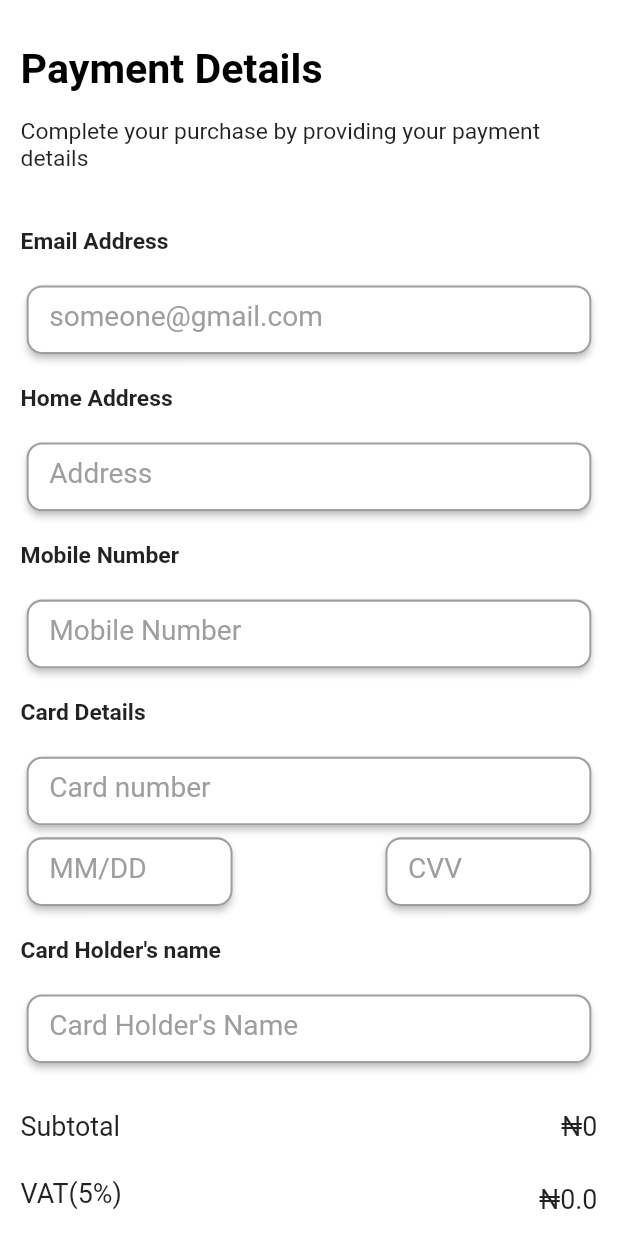
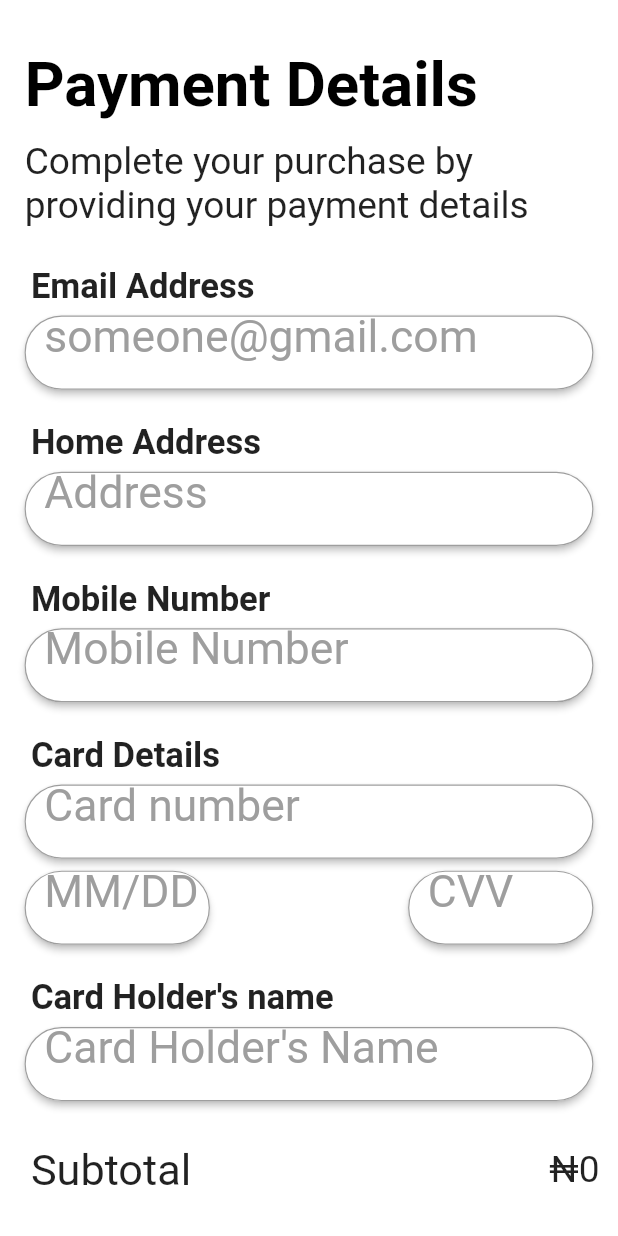
Before and after one commit to CJOzah/marty, a Flutter app: the CheckOutScreen screen opened by its route, on a phone screen of 412 x 824 dp. Run offline on Flutter 3.47's test engine with Material 2 defaults, Android fonts, the light colour scheme and no system bars; our stand-ins replace carousel_slider, font_awesome_flutter, lottie; missing offline and left inert: matrix4_transform.

Commit message:
added responsiveness and success screen

```diff
--- a/lib/checkout_screen.dart
+++ b/lib/checkout_screen.dart
@@ -1,6 +1,8 @@
 import 'package:flutter/material.dart';
 import 'package:font_awesome_flutter/font_awesome_flutter.dart';
 import 'package:provider/provider.dart';
+import 'package:shopplift/size_config.dart';
+import 'package:shopplift/transfer_success_dialogue.dart';
 
 import 'cart.dart';
 
@@ -15,6 +17,7 @@ class _CheckOutScreenState extends State<CheckOutScreen> {
 
   @override
   Widget build(BuildContext context) {
+    SizeConfig().init(context);
     double total = Provider.of<CartData>(context).getTotal() * 0.05 +
         Provider.of<CartData>(context).getTotal();
     final s = MediaQuery.of(context).size;
@@ -26,27 +29,38 @@ class _CheckOutScreenState extends State<CheckOutScreen> {
         child: SingleChildScrollView(
           child: Container(
             margin: EdgeInsets.only(
-                left: w / 30, right: w / 30, top: h / 60, bottom: h / 40),
+              left: SizeConfig.sW! * 3,
+              right: SizeConfig.sW! * 3,
+              top: SizeConfig.sH! * 1,
+              bottom: SizeConfig.sH! * 2,
+            ),
             child: Column(
               mainAxisAlignment: MainAxisAlignment.spaceEvenly,
               crossAxisAlignment: CrossAxisAlignment.start,
               children: [
                 Padding(
-                  padding: EdgeInsets.only(top: h / 50, bottom: h / 50),
+                  padding: EdgeInsets.only(
+                    left: SizeConfig.sW! * 1,
+                    top: SizeConfig.sH! * 3,
+                    bottom: SizeConfig.sW! * 3,
+                  ),
                   child: Text(
                     "Payment Details",
                     style: TextStyle(
                         color: Colors.black,
-                        fontSize: w / 15,
+                        fontSize: SizeConfig.sH! * 5,
                         fontWeight: FontWeight.bold),
                   ),
                 ),
                 Padding(
-                  padding: EdgeInsets.only(bottom: h / 40),
+                  padding: EdgeInsets.only(
+                    left: SizeConfig.sW! * 1,
+                    bottom: SizeConfig.sH! * 1,
+                  ),
                   child: Text(
                     "Complete your purchase by providing your payment details",
                     style: TextStyle(
-                      fontSize: w / 27,
+                      fontSize: SizeConfig.sH! * 3,
                     ),
                   ),
                 ),
@@ -55,7 +69,7 @@ class _CheckOutScreenState extends State<CheckOutScreen> {
                   text: "Email Address",
                 ),
                 RoundedRectTextField(
-                  height: h / 18,
+                  height: SizeConfig.sH!,
                   hintText: "someone@gmail.com",
                   withHint: true,
                   borderColor: (active) ? Colors.blue.shade900 : Colors.grey,
@@ -136,7 +150,7 @@ class _CheckOutScreenState extends State<CheckOutScreen> {
                     RoundedRectTextField(
                       height: h / 18,
                       hintText: "MM/DD",
-                      width: w / 3,
+                      width: SizeConfig.sW! * 30,
                       withHint: true,
                       borderColor:
                           (active) ? Colors.blue.shade900 : Colors.grey,
@@ -154,7 +168,7 @@ class _CheckOutScreenState extends State<CheckOutScreen> {
                     RoundedRectTextField(
                       height: h / 18,
                       hintText: "CVV",
-                      width: w / 3,
+                      width: SizeConfig.sW! * 30,
                       withHint: true,
                       borderColor:
                           (active) ? Colors.blue.shade900 : Colors.grey,
@@ -198,20 +212,23 @@ class _CheckOutScreenState extends State<CheckOutScreen> {
                       mainAxisAlignment: MainAxisAlignment.spaceBetween,
                       children: [
                         Padding(
-                          padding: EdgeInsets.only(top: h / 30),
+                          padding: EdgeInsets.only(
+                            left: SizeConfig.sH! * 1,
+                            top: SizeConfig.sH! * 3,
+                          ),
                           child: Text(
                             "Subtotal",
                             style: TextStyle(
-                              fontSize: w / 23,
+                              fontSize: SizeConfig.sH! * 3.5,
                             ),
                           ),
                         ),
                         Padding(
-                          padding: EdgeInsets.only(top: h / 30),
+                          padding: EdgeInsets.only(top: SizeConfig.sH! * 3),
                           child: Text(
                             "₦${Provider.of<CartData>(context).getTotal()}",
                             style: TextStyle(
-                              fontSize: w / 23,
+                              fontSize: SizeConfig.sH! * 3,
                             ),
                           ),
                         ),
@@ -221,20 +238,24 @@ class _CheckOutScreenState extends State<CheckOutScreen> {
                       mainAxisAlignment: MainAxisAlignment.spaceBetween,
                       children: [
                         Padding(
-                          padding: EdgeInsets.only(top: h / 40),
+                          padding: EdgeInsets.only(
+                              left: SizeConfig.sH! * 1,
+                              top: SizeConfig.sH! * 3),
                           child: Text(
                             "VAT(5%)",
                             style: TextStyle(
-                              fontSize: w / 23,
+                              fontSize: SizeConfig.sH! * 3.5,
                             ),
                           ),
                         ),
                         Padding(
-                          padding: EdgeInsets.only(top: h / 30),
+                          padding: EdgeInsets.only(
+                            top: SizeConfig.sH! * 3,
+                          ),
                           child: Text(
                             "₦${Provider.of<CartData>(context).getTotal() * 0.05}",
                             style: TextStyle(
-                              fontSize: w / 23,
+                              fontSize: SizeConfig.sH! * 3,
                             ),
                           ),
                         ),
@@ -244,21 +265,27 @@ class _CheckOutScreenState extends State<CheckOutScreen> {
                       mainAxisAlignment: MainAxisAlignment.spaceBetween,
                       children: [
                         Padding(
-                          padding: EdgeInsets.only(top: h / 40, bottom: h / 40),
+                          padding: EdgeInsets.only(
+                              left: SizeConfig.sH! * 1,
+                              top: SizeConfig.sH! * 3,
+                              bottom: h / 40),
                           child: Text(
                             "Total",
                             style: TextStyle(
-                              fontSize: w / 22,
+                              fontSize: SizeConfig.sH! * 4,
                               fontWeight: FontWeight.bold,
                             ),
                           ),
                         ),
                         Padding(
-                          padding: EdgeInsets.only(top: h / 40, bottom: h / 40),
+                          padding: EdgeInsets.only(
+                            top: SizeConfig.sH! * 3,
+                            bottom: SizeConfig.sH! * 5,
+                          ),
                           child: Text(
                             "₦$total",
                             style: TextStyle(
-                              fontSize: w / 22,
+                              fontSize: SizeConfig.sH! * 3.5,
                               fontWeight: FontWeight.bold,
                             ),
                           ),
@@ -268,22 +295,32 @@ class _CheckOutScreenState extends State<CheckOutScreen> {
                   ],
                 ),
                 MaterialButton(
-                  height: h / 16,
+                  height: SizeConfig.sH! * 7,
                   shape: RoundedRectangleBorder(
                     borderRadius: BorderRadius.circular(h / 30),
                   ),
                   minWidth: w,
                   color: Colors.blue.shade900,
                   onPressed: () {
-                    Navigator.popUntil(context, (route) => true);
+                    Navigator.push(
+                        context,
+                        MaterialPageRoute(
+                          builder: (context) => TransferSuccessDialogue(),
+                        ));
                   },
                   child: Text(
                     "Pay ₦$total",
-                    style: TextStyle(fontSize: w / 25, color: Colors.white),
+                    style: TextStyle(
+                        fontSize: SizeConfig.sW! * 4, color: Colors.white),
                   ),
                 ),
                 Padding(
-                  padding: EdgeInsets.only(top: h / 30, bottom: h / 30),
+                  padding: EdgeInsets.only(
+                    left: SizeConfig.sW! * 1,
+                    right: SizeConfig.sW! * 1,
+                    top: SizeConfig.sH! * 4,
+                    bottom: SizeConfig.sW! * 4,
+                  ),
                   child: Row(
                     mainAxisAlignment: MainAxisAlignment.center,
                     crossAxisAlignment: CrossAxisAlignment.center,
@@ -320,15 +357,20 @@ class HeadlineText extends StatelessWidget {
 
   @override
   Widget build(BuildContext context) {
+    SizeConfig().init(context);
     final s = MediaQuery.of(context).size;
     final h = s.height;
     return Padding(
-      padding: EdgeInsets.only(top: h / 50, bottom: h / 50),
+      padding: EdgeInsets.only(
+        left: SizeConfig.sH!,
+        top: SizeConfig.sH! * 2.2,
+        bottom: SizeConfig.sH! * 0.2,
+      ),
       child: Text(
         text,
         style: TextStyle(
           fontWeight: FontWeight.bold,
-          fontSize: w / 27,
+          fontSize: SizeConfig.sH! * 2.8,
         ),
       ),
     );
@@ -370,18 +412,21 @@ class RoundedRectTextField extends StatelessWidget {
     final s = MediaQuery.of(context).size;
     final h = s.height;
     final w = s.width;
+    SizeConfig().init(context);
     return Card(
       elevation: 2.0,
       shape: RoundedRectangleBorder(
-        borderRadius: BorderRadius.circular(w / 40),
+        borderRadius: BorderRadius.circular(SizeConfig.sH! * 4),
       ),
       child: Container(
-        height: height,
+        height: SizeConfig.sH! * 6,
         width: width,
         decoration: BoxDecoration(
           border: Border.all(
-              style: BorderStyle.solid, width: w / 300, color: borderColor!),
-          borderRadius: BorderRadius.circular(w / 40),
+              style: BorderStyle.solid,
+              width: SizeConfig.sW! * 0.2,
+              color: borderColor!),
+          borderRadius: BorderRadius.circular(SizeConfig.sH! * 8),
         ),
         child: TextFormField(
           maxLength: maxLength,
@@ -389,15 +434,19 @@ class RoundedRectTextField extends StatelessWidget {
           controller: controller,
           decoration: InputDecoration(
               hintText: hintText,
-              hintStyle: TextStyle(color: Colors.grey),
+              hintStyle: TextStyle(
+                color: Colors.grey,
+                fontSize: SizeConfig.sH! * 3.6,
+              ),
               border: InputBorder.none,
-              contentPadding: EdgeInsets.only(left: w / 30, bottom: h / 90)),
+              contentPadding: EdgeInsets.only(
+                  left: SizeConfig.sW! * 3, bottom: SizeConfig.sH! * 2.5)),
           keyboardType: textInputType,
           cursorColor: Colors.black,
           textAlign: (withHint == true) ? TextAlign.start : TextAlign.center,
           style: TextStyle(
             color: Colors.black,
-            fontSize: w / 22,
+            fontSize: SizeConfig.sH! * 4,
           ),
           validator: validator as String? Function(String?)?,
           onChanged: onchanged as void Function(String)?,
--- a/lib/main.dart
+++ b/lib/main.dart
@@ -4,6 +4,7 @@ import 'package:provider/provider.dart';
 import 'package:shopplift/cart_screen.dart';
 import 'package:shopplift/checkout_screen.dart';
 import 'package:shopplift/fav_screen.dart';
+import 'package:shopplift/transfer_success_dialogue.dart';
 import 'home.dart';
 
 void main() {
@@ -28,6 +29,7 @@ class MyApp extends StatelessWidget {
             FavScreen.id: (context) => FavScreen(),
             CheckOutScreen.id: (context) => CheckOutScreen(),
             CartScreen.id: (context) => CartScreen(),
+            TransferSuccessDialogue.id: (context) => TransferSuccessDialogue(),
           }),
     );
   }
```
Also changed, not shown: lib/cart_screen.dart (+19 -15 lines), lib/home.dart (+28 -31 lines), lib/transfer_success_dialogue.dart (+191 -182 lines).
